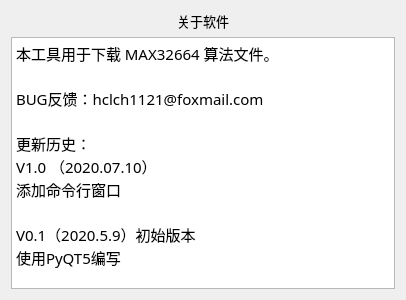
The window that 32664Tool_cmd/UI_About.ui (GH2030/py) describes before a commit, drawn with Qt 5.
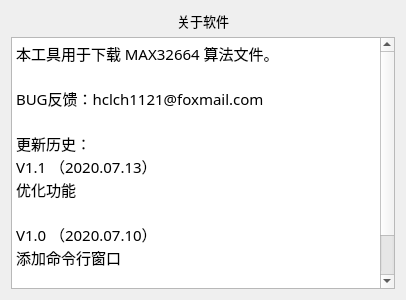
The same window after the commit.

Commit message: 优化性能

```diff
--- a/32664Tool_cmd/UI_About.ui
+++ b/32664Tool_cmd/UI_About.ui
@@ -80,6 +80,9 @@
 &lt;p style=&quot; margin-top:0px; margin-bottom:0px; margin-left:0px; margin-right:0px; -qt-block-indent:0; text-indent:0px;&quot;&gt;&lt;span style=&quot; font-family:'SimSun'; font-size:11pt;&quot;&gt;BUG反馈：hclch1121@foxmail.com&lt;/span&gt;&lt;/p&gt;
 &lt;p style=&quot;-qt-paragraph-type:empty; margin-top:0px; margin-bottom:0px; margin-left:0px; margin-right:0px; -qt-block-indent:0; text-indent:0px; font-family:'SimSun'; font-size:11pt;&quot;&gt;&lt;br /&gt;&lt;/p&gt;
 &lt;p style=&quot; margin-top:0px; margin-bottom:0px; margin-left:0px; margin-right:0px; -qt-block-indent:0; text-indent:0px;&quot;&gt;&lt;span style=&quot; font-family:'SimSun'; font-size:11pt;&quot;&gt;更新历史：&lt;/span&gt;&lt;/p&gt;
+&lt;p style=&quot; margin-top:0px; margin-bottom:0px; margin-left:0px; margin-right:0px; -qt-block-indent:0; text-indent:0px;&quot;&gt;&lt;span style=&quot; font-family:'SimSun'; font-size:11pt;&quot;&gt;V1.1 （2020.07.13）&lt;/span&gt;&lt;/p&gt;
+&lt;p style=&quot; margin-top:0px; margin-bottom:0px; margin-left:0px; margin-right:0px; -qt-block-indent:0; text-indent:0px;&quot;&gt;&lt;span style=&quot; font-family:'SimSun'; font-size:11pt;&quot;&gt;优化功能&lt;/span&gt;&lt;/p&gt;
+&lt;p style=&quot;-qt-paragraph-type:empty; margin-top:0px; margin-bottom:0px; margin-left:0px; margin-right:0px; -qt-block-indent:0; text-indent:0px; font-family:'SimSun'; font-size:11pt;&quot;&gt;&lt;br /&gt;&lt;/p&gt;
 &lt;p style=&quot; margin-top:0px; margin-bottom:0px; margin-left:0px; margin-right:0px; -qt-block-indent:0; text-indent:0px;&quot;&gt;&lt;span style=&quot; font-family:'SimSun'; font-size:11pt;&quot;&gt;V1.0 （2020.07.10）&lt;/span&gt;&lt;/p&gt;
 &lt;p style=&quot; margin-top:0px; margin-bottom:0px; margin-left:0px; margin-right:0px; -qt-block-indent:0; text-indent:0px;&quot;&gt;&lt;span style=&quot; font-family:'SimSun'; font-size:11pt;&quot;&gt;添加命令行窗口&lt;/span&gt;&lt;/p&gt;
 &lt;p style=&quot;-qt-paragraph-type:empty; margin-top:0px; margin-bottom:0px; margin-left:0px; margin-right:0px; -qt-block-indent:0; text-indent:0px; font-family:'SimSun'; font-size:11pt;&quot;&gt;&lt;br /&gt;&lt;/p&gt;
```
The commit also changes 5 other files.
